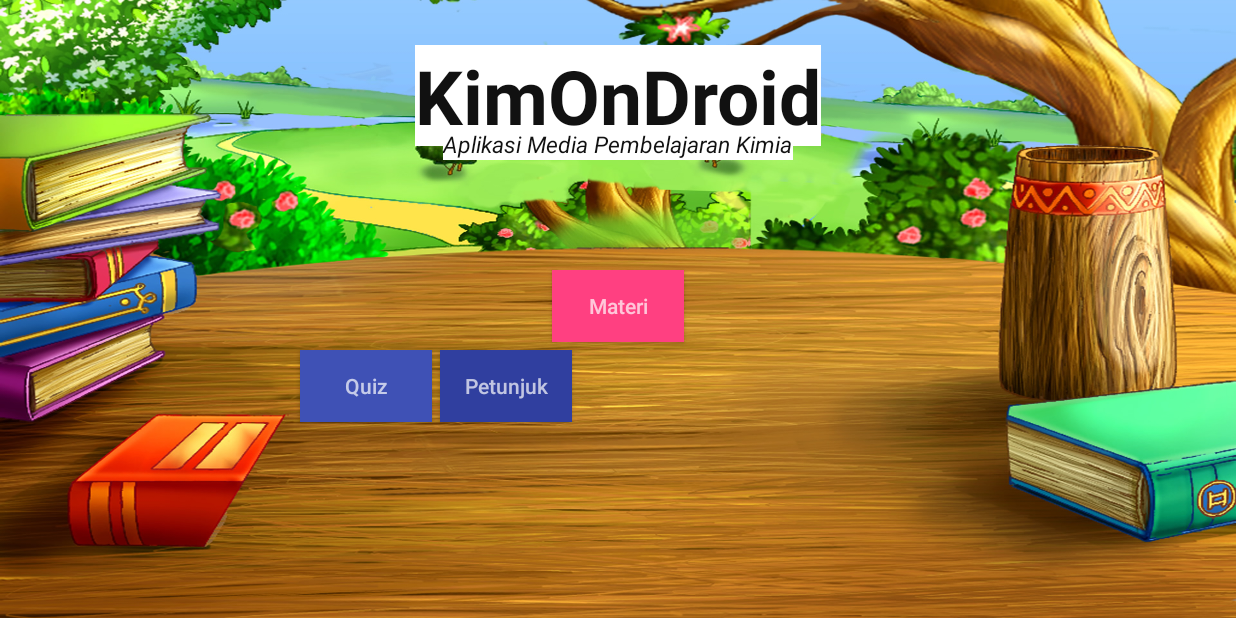
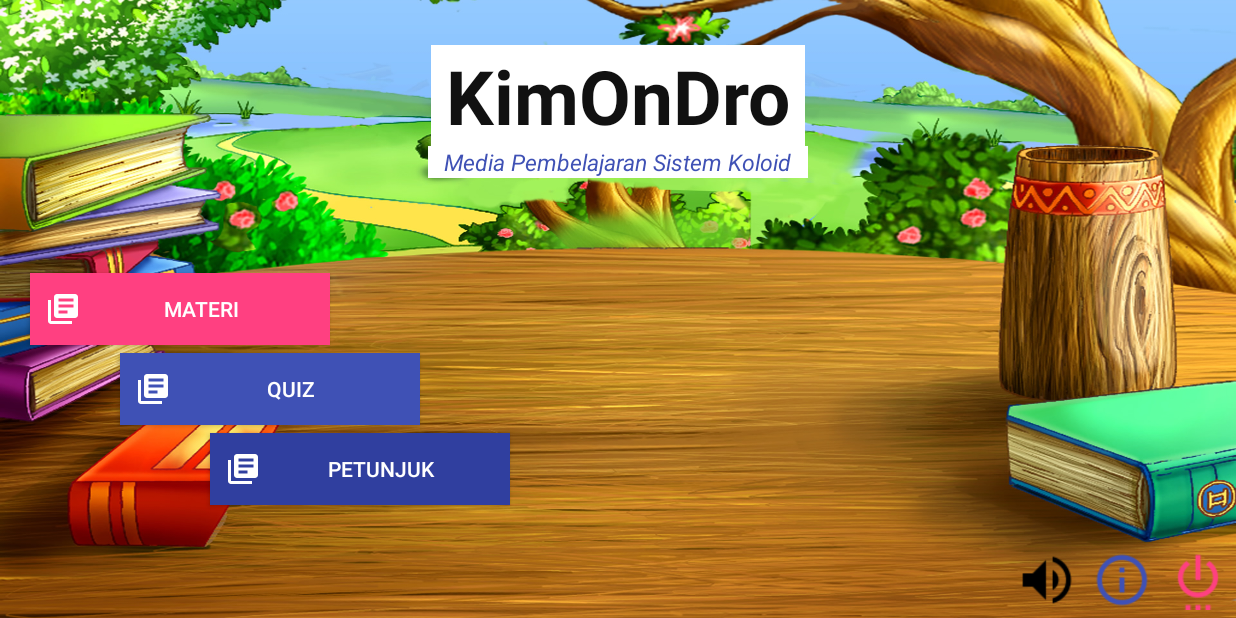
Before and after one commit to nandawawank/KimOnDroid, an Android app: the screen it shows after launch (MainActivity), on a phone screen of 824 x 412 dp (held sideways). Run offline under Robolectric (Android 15) with nearby library versions, the phone set to English and light mode, and no system bars.

Commit message:
Menambahkan menu petunjuk, info dan keluar serta perbaikan UI

```diff
--- a/app/src/main/java/com/madwak/kimondroid/MateriActivity.java
+++ b/app/src/main/java/com/madwak/kimondroid/MateriActivity.java
@@ -44,8 +44,8 @@ public class MateriActivity extends AppCompatActivity {
     }
 
     public void funcBack(View view) {
-        Intent back = new Intent(MateriActivity.this, MainActivity.class);
-        startActivity(back);
+//        Intent back = new Intent(MateriActivity.this, MainActivity.class);
+//        startActivity(back);
         finish();
     }
 }
--- a/app/src/main/java/com/madwak/kimondroid/MateriOneActivity.java
+++ b/app/src/main/java/com/madwak/kimondroid/MateriOneActivity.java
@@ -21,7 +21,7 @@ public class MateriOneActivity extends AppCompatActivity {
 
         ListView listview =(ListView) findViewById(R.id.materi_one);
 
-        ArrayAdapter adapter = new ArrayAdapter(this,android.R.layout.simple_list_item_1, materi_one)
+        ArrayAdapter adapter = new ArrayAdapter(this,android.R.layout.simple_list_item_1, materi_one);
         listview.setAdapter(adapter);
 
     }
--- a/app/src/main/java/com/madwak/kimondroid/QuizActivity.java
+++ b/app/src/main/java/com/madwak/kimondroid/QuizActivity.java
@@ -6,6 +6,8 @@ import android.support.v7.app.AlertDialog;
 import android.support.v7.app.AppCompatActivity;
 import android.os.Bundle;
 import android.view.View;
+import android.view.Window;
+import android.view.WindowManager;
 import android.widget.Button;
 import android.widget.TextView;
 import android.widget.Toast;
@@ -40,9 +42,11 @@ public class QuizActivity extends AppCompatActivity {
     @Override
     protected void onCreate(Bundle savedInstanceState) {
         super.onCreate(savedInstanceState);
+        this.requestWindowFeature(Window.FEATURE_NO_TITLE);
+        this.getWindow().setFlags(WindowManager.LayoutParams.FLAG_FULLSCREEN, WindowManager.LayoutParams.FLAG_FULLSCREEN);
         setContentView(R.layout.activity_quiz);
+
         tvQuestion = (TextView) findViewById(R.id.tvQuestion);
-
         setQuest();
     }
 
--- a/app/src/main/res/layout/activity_main.xml
+++ b/app/src/main/res/layout/activity_main.xml
@@ -6,59 +6,107 @@
     android:layout_height="match_parent"
     android:background="@drawable/background"
     tools:context="com.madwak.kimondroid.MainActivity">
+
     <TextView
         android:id="@+id/txtTitle"
         android:layout_width="wrap_content"
         android:layout_height="wrap_content"
         android:layout_centerHorizontal="true"
         android:layout_marginTop="30dp"
-            android:text="KimOnDroid"
-            android:textSize="50dp"
-            android:textStyle="bold"
+        android:paddingLeft="10dp"
+        android:paddingRight="10dp"
+        android:background="@color/white"
+        android:text="@string/app_name"
         android:textColor="@color/black"
-            android:background="@color/white" />
+        android:textSize="50sp"
+        android:textStyle="bold" />
 
     <TextView
         android:id="@+id/txtMiniTitle"
+        android:layout_below="@id/txtTitle"
         android:layout_width="wrap_content"
         android:layout_height="wrap_content"
         android:layout_centerHorizontal="true"
-            android:text="Aplikasi Media Pembelajaran Kimia"
-            android:layout_marginTop="85dp"
-            android:textColor="@color/black"
-            android:textSize="15dp"
-            android:textStyle="italic"
-            android:background="@color/white"/>
+        android:paddingLeft="10.5dp"
+        android:paddingRight="10.5dp"
+        android:background="@color/white"
+        android:text="@string/app_subname"
+        android:textColor="@color/colorPrimary"
+        android:textSize="15sp"
+        android:textStyle="italic" />
 
     <Button
         android:id="@+id/btnMateri"
-            android:layout_width="wrap_content"
+        android:layout_width="200dp"
         android:layout_height="wrap_content"
-            android:layout_marginTop="180dp"
+        android:layout_marginLeft="20dp"
         android:layout_marginBottom="5dp"
-            android:layout_centerHorizontal="true"
+        android:padding="10dp"
+        android:layout_centerVertical="true"
         android:background="@color/colorAccent"
-            android:hint="Materi"
-            android:onClick="funMateri"/>
+        android:drawableStart="@drawable/materi"
+        android:drawableLeft="@drawable/materi"
+        android:text=" Materi"
+        android:onClick="funMateri" />
 
     <Button
         android:id="@+id/btnQuiz"
-            android:layout_width="wrap_content"
+        android:layout_width="200dp"
         android:layout_height="wrap_content"
         android:layout_below="@id/btnMateri"
-            android:layout_marginLeft="200dp"
-            android:layout_marginRight="5dp"
+        android:layout_marginLeft="80dp"
+        android:layout_marginBottom="5dp"
+        android:padding="10dp"
         android:background="@color/colorPrimary"
-            android:hint="Quiz"
-            android:onClick="funcQuiz"/>
+        android:drawableStart="@drawable/materi"
+        android:drawableLeft="@drawable/materi"
+        android:text=" Quiz"
+        android:onClick="funcQuiz" />
 
     <Button
         android:id="@+id/btnPetunjuk"
-            android:layout_width="wrap_content"
+        android:layout_width="200dp"
         android:layout_height="wrap_content"
-            android:layout_below="@id/btnMateri"
-            android:layout_centerHorizontal="true"
-            android:layout_toRightOf="@id/btnQuiz"
+        android:layout_below="@id/btnQuiz"
+        android:layout_marginLeft="140dp"
+        android:layout_marginBottom="5dp"
+        android:padding="10dp"
         android:background="@color/colorPrimaryDark"
-            android:hint="Petunjuk"/>
+        android:drawableStart="@drawable/materi"
+        android:drawableLeft="@drawable/materi"
+        android:text=" Petunjuk"
+        android:onClick="funcPetunjuk" />
+
+    <Button
+        android:id="@+id/btnExit"
+        android:layout_width="40dp"
+        android:layout_height="40dp"
+        android:layout_margin="5dp"
+        android:layout_alignParentBottom="true"
+        android:layout_alignParentRight="true"
+        android:background="@drawable/ic_settings_power_black_36dp"
+        android:backgroundTint="@color/colorAccent"
+        android:onClick="funcExit"/>
+
+    <Button
+        android:id="@+id/btnInfo"
+        android:layout_width="40dp"
+        android:layout_height="40dp"
+        android:layout_margin="5dp"
+        android:layout_toLeftOf="@id/btnExit"
+        android:layout_alignParentBottom="true"
+        android:background="@drawable/ic_info_outline_black_36dp"
+        android:backgroundTint="@color/colorPrimary"
+        android:onClick="funcInfo"/>
+
+    <Button
+        android:id="@+id/btnMusic"
+        android:layout_width="40dp"
+        android:layout_height="40dp"
+        android:layout_margin="5dp"
+        android:layout_toLeftOf="@id/btnInfo"
+        android:layout_alignParentBottom="true"
+        android:background="@drawable/ic_volume_up_black_36dp"
+        android:onClick="funcMusic"/>
+
 </RelativeLayout>
--- a/app/src/main/res/values/strings.xml
+++ b/app/src/main/res/values/strings.xml
@@ -1,5 +1,5 @@
 <resources>
-    <string name="app_name">KimOnDroid</string>
+    <string name="app_name">KimOnDro</string>
     <string name="ayo_materi">Ayo Memilih Materi</string>
     <string name="descMateriOne">Peranan koloid dalam kehidupan sehari-hari</string>
     <string name="materi_1"> Materi 1</string>
@@ -9,11 +9,12 @@
     <string name="sifat_koloid">Sifat-sifat koloid</string>
     <string name="materi_4">Materi 4</string>
     <string name="pembuatan_koloid">Pembuatan koloid</string>
+    <string name="app_subname">Media Pembelajaran Sistem Koloid</string>
 
     <string-array name="materi_satu">
         <item>
             Dalam kehidupan sehari-hari banyak kegunaan koloid baik langsung maupun tidak langsung. Beberapa kegunaan koloid
-            adalah sebagai berikut:
+            adalah sebagai berikut:\n
             1. Industri kosmetika
             Bahan kosmetika seperti foundation, finishing cream, dan deodorant berbentuk koloid dan umumnya sebagai emulsi.
         </item>
```
Also changed, not shown: app/src/main/AndroidManifest.xml (+12 -3 lines), app/src/main/java/com/madwak/kimondroid/InfoActivity.java (added, +22 -0 lines), app/src/main/java/com/madwak/kimondroid/MainActivity.java (+40 -3 lines), app/src/main/java/com/madwak/kimondroid/PetunjukActivity.java (added, +17 -0 lines), app/src/main/res/layout/activity_info.xml (added, +51 -0 lines), app/src/main/res/layout/activity_petunjuk.xml (added, +10 -0 lines), app/src/main/res/drawable/bg_petunjuk.png (added), app/src/main/res/drawable/ic_info_outline_black_36dp.png (added), app/src/main/res/drawable/ic_settings_power_black_36dp.png (added), app/src/main/res/drawable/ic_volume_off_black_36dp.png (added), app/src/main/res/drawable/ic_volume_up_black_36dp.png (added). Lines whose indentation alone changed are shown as unchanged.
